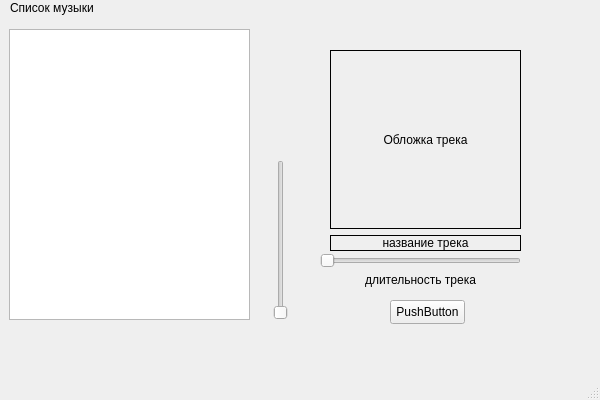
Above: mainwindow.ui from ImmaUnderWaterMan/QtAudioPlayer before the change. Below: the same form after it.
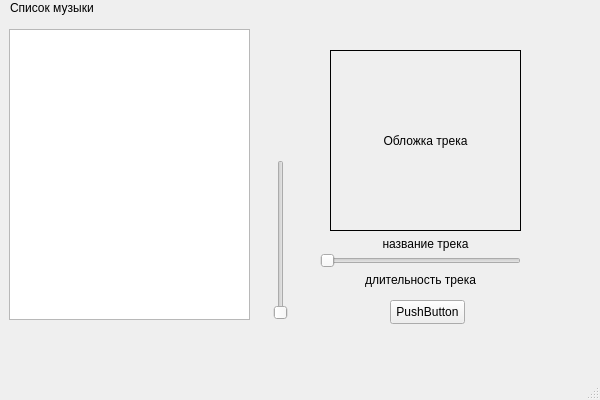
That is the form after the change.

```diff
--- a/mainwindow.ui
+++ b/mainwindow.ui
@@ -155,7 +155,7 @@
         <enum>Qt::LayoutDirection::RightToLeft</enum>
        </property>
        <property name="frameShape">
-        <enum>QFrame::Shape::Box</enum>
+        <enum>QFrame::Shape::NoFrame</enum>
        </property>
        <property name="text">
         <string>название трека</string>
```
